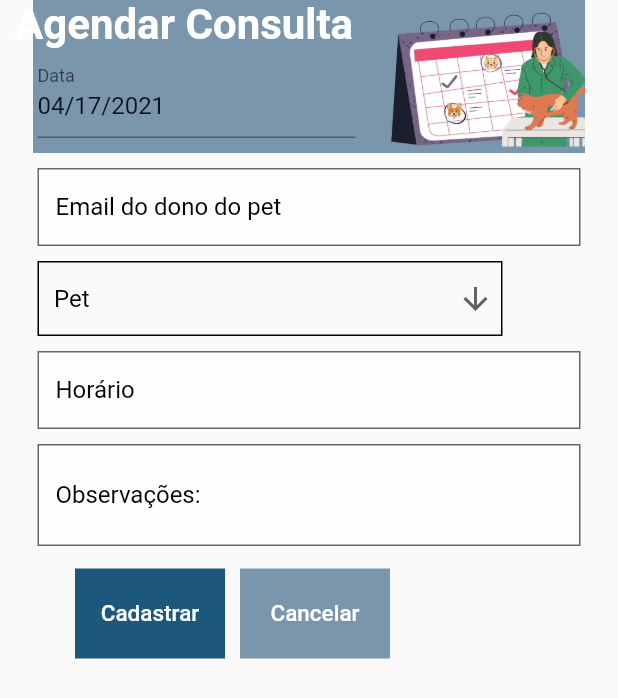
After one commit to Mariana-Helena/C317-Conecte-Pet-App, a Flutter app: the AgendamentoConsultaPage screen opened directly, on a phone screen of 412 x 824 dp. The commit adds this screen. Shown: the top 698 px of the screen. Run offline on Flutter 3.47's test engine with Material 2 defaults, Android fonts, the phone set to English and light mode, and no system bars.

Commit message:
doing appointment page

```diff
--- /dev/null
+++ b/lib/agendamentoConsulta.dart
@@ -0,0 +1,236 @@
+import 'package:flutter/material.dart';
+import 'menu.dart';
+import 'vacinas.dart'; //para testar
+
+class AgendamentoConsulta extends StatelessWidget {
+  @override
+  Widget build(BuildContext context) {
+    return MeuAppScaffold(body: AgendamentoConsultaPage());
+  }
+}
+
+class AgendamentoConsultaPage extends StatefulWidget {
+  @override
+  State<StatefulWidget> createState() {
+    return AgendamentoConsultaPageState();
+  }
+}
+
+class AgendamentoConsultaPageState extends State<AgendamentoConsultaPage> {
+  final pets = ['1', '2', '3', '4'];
+  int option = 1;
+  String selectedPet;
+  DateTime selectedDate;
+  @override
+  Widget build(BuildContext context) {
+    return Scaffold(
+      body: SingleChildScrollView(
+        child: Container(
+          child: Column(
+            children: <Widget>[
+              Container(
+                decoration: BoxDecoration(
+                  image: DecorationImage(
+                    image: AssetImage("images/banner_consultas.png"),
+                    fit: BoxFit.fitHeight,
+                  ),
+                ),
+                child: Column(
+                  children: [
+                    Row(children: [
+                      SizedBox(
+                        width: 10,
+                      ),
+                      Text('Agendar Consulta',
+                          style: TextStyle(
+                              color: Colors.white,
+                              fontSize: 28,
+                              fontWeight: FontWeight.bold)),
+                    ]),
+                    Padding(
+                      //padding: const EdgeInsets.only(left:15.0,right: 15.0,top:0,bottom: 0),
+                      padding: const EdgeInsets.only(
+                          left: 25, right: 175, top: 0, bottom: 0),
+                      child: InputDatePickerFormField(
+                        firstDate: new DateTime.utc(1970, 0, 0),
+                        lastDate: new DateTime.utc(2100, 0, 0),
+                        initialDate: new DateTime.now(),
+                        fieldHintText: 'mm/dd/yyyy',
+                        fieldLabelText: 'Data',
+                        onDateSaved: (value) {
+                          setState(() {
+                            selectedDate = value;
+                          });
+                        },
+                      ),
+                    ),
+                    SizedBox(
+                      height: 10,
+                    ),
+                  ],
+                ),
+              ),
+              Padding(
+                //padding: const EdgeInsets.only(left:15.0,right: 15.0,top:0,bottom: 0),
+                padding: const EdgeInsets.only(
+                    left: 25, right: 25, top: 10, bottom: 0),
+                child: TextField(
+                  style: TextStyle(
+                    height: 0.75,
+                  ),
+                  decoration: InputDecoration(
+                      border: OutlineInputBorder(
+                        borderRadius: BorderRadius.circular(0),
+                      ),
+                      fillColor: Color.fromRGBO(255, 255, 255, 0.85),
+                      filled: true,
+                      labelText: 'Email do dono do pet',
+                      labelStyle: TextStyle(
+                        color: Colors.black,
+                      )),
+                ),
+              ),
+              SizedBox(
+                height: 10,
+              ),
+              Row(children: [
+                SizedBox(width: 25),
+                SizedBox(
+                  width: 310,
+                  child: Container(
+                    padding: const EdgeInsets.only(
+                        left: 10, right: 5, top: 0, bottom: 0),
+                    decoration: ShapeDecoration(
+                        shape: RoundedRectangleBorder(
+                            side: BorderSide(
+                                width: 1, style: BorderStyle.solid))),
+                    child: DropdownButton<String>(
+                      isExpanded: true,
+                      hint: Text('Pet',
+                          textDirection: TextDirection.ltr,
+                          style: TextStyle(color: Colors.black, fontSize: 16)),
+                      value: selectedPet,
+                      icon: const Icon(Icons.arrow_downward),
+                      iconSize: 24,
+                      elevation: 16,
+                      style: const TextStyle(color: Colors.black),
+                      underline: SizedBox.shrink(),
+                      onChanged: (newValue) {
+                        setState(() {
+                          selectedPet = newValue;
+                        });
+                      },
+                      items: <String>['One', 'Two', 'Three', 'Four']
+                          .map<DropdownMenuItem<String>>((String value) {
+                        return DropdownMenuItem<String>(
+                          value: value,
+                          child: Text(value),
+                        );
+                      }).toList(),
+                    ),
+                  ),
+                ),
+              ]),
+              Padding(
+                //padding: const EdgeInsets.only(left:15.0,right: 15.0,top:0,bottom: 0),
+                padding: const EdgeInsets.only(
+                    left: 25, right: 25, top: 10, bottom: 0),
+                child: TextField(
+                  style: TextStyle(
+                    height: 0.75,
+                  ),
+                  decoration: InputDecoration(
+                      border: OutlineInputBorder(
+                        borderRadius: BorderRadius.circular(0),
+                      ),
+                      fillColor: Color.fromRGBO(255, 255, 255, 0.85),
+                      filled: true,
+                      labelText: 'Horário',
+                      hintText: 'HH:MM',
+                      labelStyle: TextStyle(
+                        color: Colors.black,
+                      )),
+                ),
+              ),
+              SizedBox(
+                height: 10,
+              ),
+              Padding(
+                //padding: const EdgeInsets.only(left:15.0,right: 15.0,top:0,bottom: 0),
+                padding: const EdgeInsets.only(
+                    left: 25, right: 25, top: 0, bottom: 0),
+                child: TextField(
+                  minLines: 1,
+                  maxLines: 6,
+                  keyboardType: TextInputType.multiline,
+                  style: TextStyle(
+                    height: 1.75,
+                  ),
+                  decoration: InputDecoration(
+                      border: OutlineInputBorder(
+                        borderRadius: BorderRadius.circular(0),
+                      ),
+                      fillColor: Color.fromRGBO(255, 255, 255, 0.85),
+                      filled: true,
+                      labelText: 'Observações:',
+                      labelStyle: TextStyle(
+                        color: Colors.black,
+                      )),
+                ),
+              ),
+              SizedBox(
+                height: 15,
+              ),
+              Row(children: [
+                SizedBox(
+                  width: 50,
+                ),
+                Container(
+                  height: 60,
+                  width: 100,
+                  decoration:
+                      BoxDecoration(color: Color.fromRGBO(28, 88, 124, 1)),
+                  child: FlatButton(
+                    disabledColor: Color.fromRGBO(238, 238, 238, 1),
+                    onPressed: () {
+                      Navigator.push(context,
+                          MaterialPageRoute(builder: (_) => Vacinas()));
+                    },
+                    child: Text(
+                      'Cadastrar',
+                      style: TextStyle(color: Colors.white, fontSize: 15),
+                    ),
+                  ),
+                ),
+                SizedBox(
+                  width: 10,
+                ),
+                Container(
+                  height: 60,
+                  width: 100,
+                  decoration:
+                      BoxDecoration(color: Color.fromRGBO(122, 150, 172, 1)),
+                  child: FlatButton(
+                    disabledColor: Color.fromRGBO(238, 238, 238, 1),
+                    onPressed: () {
+                      Navigator.push(context,
+                          MaterialPageRoute(builder: (_) => Vacinas()));
+                      //para testar
+                    },
+                    child: Text(
+                      'Cancelar',
+                      style: TextStyle(color: Colors.white, fontSize: 15),
+                    ),
+                  ),
+                ),
+              ]),
+              SizedBox(
+                height: 10,
+              ),
+            ],
+          ),
+        ),
+      ),
+    );
+  }
+}
--- a/lib/main.dart
+++ b/lib/main.dart
@@ -1,6 +1,10 @@
+import 'package:conecte_pet/agendamentoConsulta.dart';
 import 'package:flutter/material.dart';
 import 'pets.dart';
 import 'vacinasRegistro.dart';
+import 'vacinas.dart';
+import 'consultas.dart';
+import 'agendamentoConsulta.dart';
 import 'consultas.dart';
 import 'cadastroUser.dart';
 
@@ -17,7 +21,7 @@ class MyApp extends StatelessWidget {
       routes: {
         '/': (context) => LoginDemo(),
         '/pets': (context) => Pets(),
-        '/consultas': (context) => Consultas(),
+        '/consultas': (context) => AgendamentoConsulta(),
         '/vacinas': (context) => VacinasRegistro(),
         '/usuario/cadastro': (context) => CadastroUser(),
       },
```
